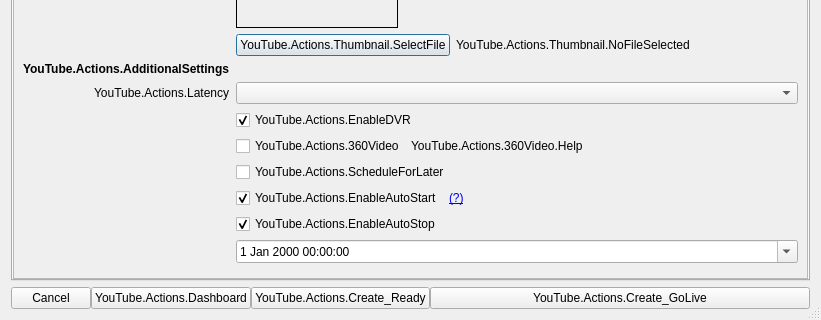
Above: src/prism-live-studio/PRISMLiveStudio/obs-ui/forms/OBSYoutubeActions.ui from naver/prism-live-studio before the change; both pictures show x 0 to 821 and y 418 to 738 of the 821 by 738 pixel window. Below: the same form after it.
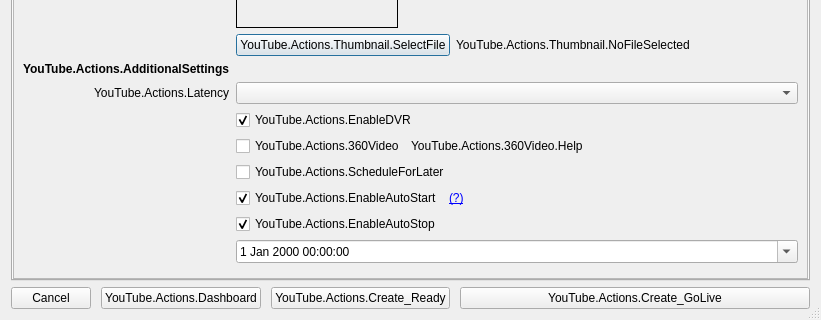
That is the form after the change. Custom widgets are drawn as their Qt base class.

What changed in the file:
```diff
--- a/src/prism-live-studio/PRISMLiveStudio/obs-ui/forms/OBSYoutubeActions.ui
+++ b/src/prism-live-studio/PRISMLiveStudio/obs-ui/forms/OBSYoutubeActions.ui
@@ -643,6 +643,9 @@
       </property>
       <item row="0" column="0">
        <layout class="QHBoxLayout" name="horizontalLayout_2" stretch="1,2,0,6">
+        <property name="spacing">
+         <number>10</number>
+        </property>
         <property name="sizeConstraint">
          <enum>QLayout::SetNoConstraint</enum>
         </property>
```
Left out of the diff: 9 changed lines with no effect on the pictures.
